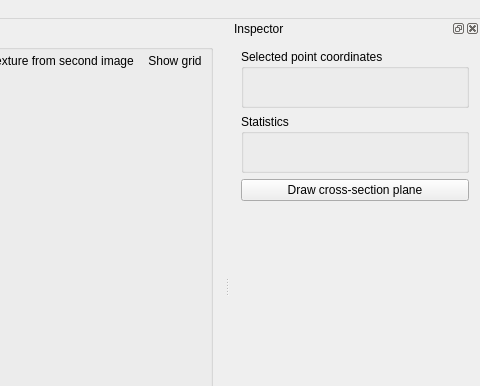
Old version of the form cybervision/cybervision-app/UI/mainwindow.ui in the repository zlogic/cybervision; both pictures show x 720 to 1200 and y 0 to 386 of the 1200 by 650 pixel window.
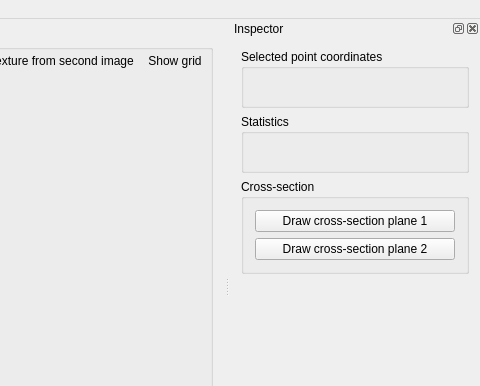
New version of the form. Icons and pictures are not drawn. Custom widgets are drawn as their Qt base class.

Commit message: - Added feature for analyzing two cross-sections on the same diagram

Patch:
```diff
--- a/cybervision/cybervision-app/UI/mainwindow.ui
+++ b/cybervision/cybervision-app/UI/mainwindow.ui
@@ -556,9 +556,15 @@
       </widget>
      </item>
      <item>
-      <widget class="QPushButton" name="crosssectionButton">
+      <widget class="QGroupBox" name="crosssectionGroupBox">
+       <property name="title">
+        <string>Cross-section</string>
+       </property>
+       <layout class="QGridLayout" name="gridLayout_4">
+        <item row="0" column="0">
+         <widget class="QPushButton" name="crosssectionButtonPrimary">
        <property name="text">
-        <string>Draw cross-section plane</string>
+           <string>Draw cross-section plane 1</string>
        </property>
        <property name="icon">
         <iconset resource="../ReconstructionResources.qrc">
@@ -567,6 +573,23 @@
        <property name="checkable">
         <bool>true</bool>
        </property>
+         </widget>
+        </item>
+        <item row="1" column="0">
+         <widget class="QPushButton" name="crosssectionButtonSecondary">
+          <property name="text">
+           <string>Draw cross-section plane 2</string>
+          </property>
+          <property name="icon">
+           <iconset resource="../ReconstructionResources.qrc">
+            <normaloff>:/icons/UI/icons/pencil-ruler.png</normaloff>:/icons/UI/icons/pencil-ruler.png</iconset>
+          </property>
+          <property name="checkable">
+           <bool>true</bool>
+          </property>
+         </widget>
+        </item>
+       </layout>
       </widget>
      </item>
      <item>
```
Lines whose indentation alone changed are shown as unchanged. The commit also changes 11 other files.
